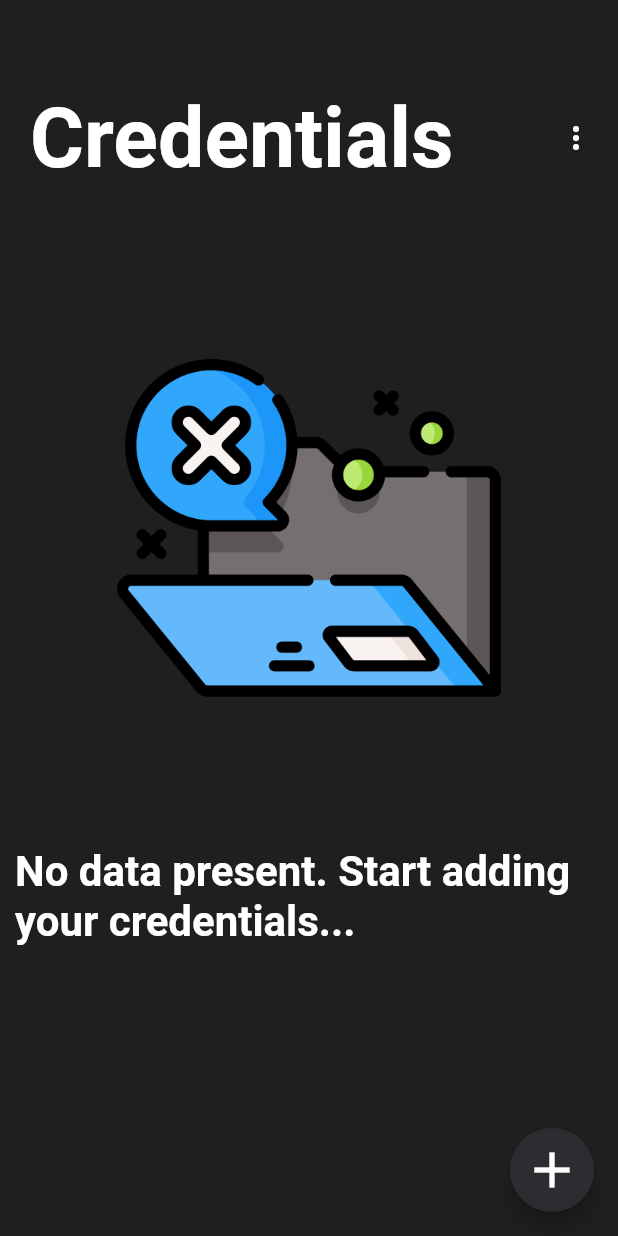
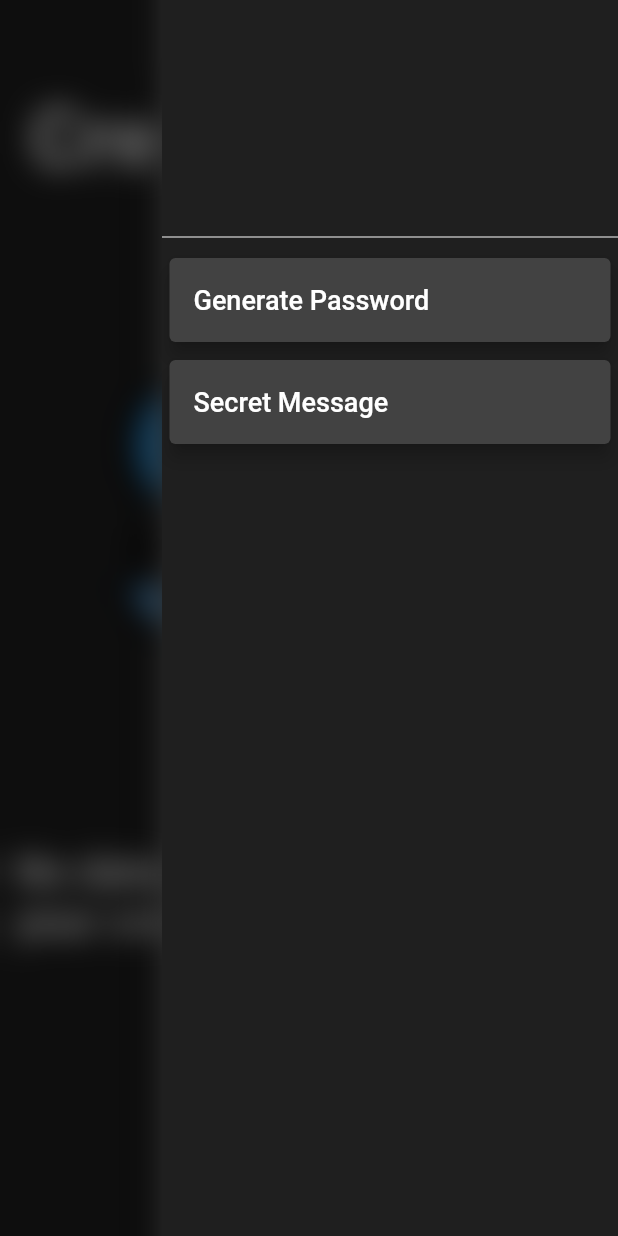
Before and after one commit to vrajbhatt27/PasswordManager_Generator, a Flutter app: the HomePage screen opened by its route, with the side drawer open (before the commit the screen has no drawer), on a phone screen of 412 x 824 dp. Run offline on Flutter 3.47's test engine with Material 2 defaults, Android fonts, the phone set to English and light mode, and no system bars; our stand-ins replace fluttertoast, hive, math_expressions; missing offline and left inert: clipboard, encrypt; accounts and stored records are empty.

Commit message:
Added drawer. Bugs removed in secMsg.
Drawer for utilities like generatePwd, secretMsg, other settings added

```diff
--- a/lib/view/HomePage.dart
+++ b/lib/view/HomePage.dart
@@ -2,13 +2,10 @@ import 'dart:ui';
 import 'package:flutter/material.dart';
 import 'package:provider/provider.dart';
 import 'package:test_app/providers/credentials.dart';
+import './widgets/drawer.dart';
 import './other/styles.dart';
-import './widgets/generatePwdCard.dart';
-import './other/customRectTween.dart';
 import './widgets/NewData.dart';
 import './widgets/ShowData.dart';
-import './other/heroDialogRoute.dart';
-import './widgets/secMsgCard.dart';
 
 class HomePage extends StatefulWidget {
   static const routeName = '/HomePage';
@@ -17,6 +14,7 @@ class HomePage extends StatefulWidget {
 }
 
 class _HomePageState extends State<HomePage> {
+  final globalKey = GlobalKey<ScaffoldState>();
   var height;
 
   // Opens ModalBottomSheet. It calls NewData. Here if it is opening for update then appId is also passed.
@@ -95,6 +93,18 @@ class _HomePageState extends State<HomePage> {
     bool noDataInFile = Provider.of<Credential>(context).data.isEmpty;
     height = MediaQuery.of(context).size.height;
     return Scaffold(
+			 key: globalKey,
+      endDrawer: Drawer(
+        //Opens the drawer for direct password access.
+        child: BackdropFilter(
+          child: MyDrawer(),
+          filter: ImageFilter.blur(
+            sigmaX: 10,
+            sigmaY: 10,
+          ),
+        ),
+        elevation: 30,
+      ),
       backgroundColor: AppColors.backgroundColor,
       body: SingleChildScrollView(
         child: Column(
@@ -111,62 +121,21 @@ class _HomePageState extends State<HomePage> {
                     child: Text(
                       'Credentials',
                       style: TextStyle(
-                          fontSize: 55,
-                          fontWeight: FontWeight.bold,
-                          color: Colors.white),
+                        fontSize: 55,
+                        fontWeight: FontWeight.bold,
+                        color: Colors.white,
+                      ),
                     ),
                   ),
                   Expanded(
-                    child: Hero(
-                      createRectTween: (begin, end) {
-                        return CustomRectTween(begin: begin, end: end);
+                    child: IconButton(
+                      icon: Icon(
+                        Icons.menu,
+                        size: 35,
+                      ),
+                      onPressed: () {
+                        globalKey.currentState.openEndDrawer();
                       },
-                      tag: 'menu',
-                      child: Material(
-                        color: AppColors.backgroundColor,
-                        child: PopupMenuButton(
-                          //Three dots menu
-                          onSelected: (choice) {
-                            if (choice == 'Generate Passwords') {
-                              print('Password Generate ');
-                              Navigator.of(context).push(
-                                // It opens the popUpcard with animation.
-                                HeroDialogRoute(
-                                  builder: (context) => Center(
-                                    child: BackdropFilter(
-                                      filter: ImageFilter.blur(
-                                          sigmaX: 10, sigmaY: 10),
-                                      child: GeneratePwdCard(),
-                                    ), //AppPopupCard(appId)
-                                  ),
-                                ),
-                              );
-                            } else if (choice == 'Encrypted Messages') {
-                              print('Encrypt Password');
-                              Navigator.of(context).push(
-                                // It opens the popUpcard with animation.
-                                HeroDialogRoute(
-                                  builder: (context) => Center(
-                                    child: BackdropFilter(
-                                      filter: ImageFilter.blur(
-                                          sigmaX: 10, sigmaY: 10),
-                                      child: SecretMsgCard(),
-                                    ), //AppPopupCard(appId)
-                                  ),
-                                ),
-                              );
-                            }
-                          },
-                          itemBuilder: (BuildContext ctx) {
-                            return ['Generate Passwords', 'Encrypted Messages']
-                                .map((choice) {
-                              return PopupMenuItem(
-                                  child: Text(choice), value: choice);
-                            }).toList();
-                          },
-                        ),
-                        // ),
-                      ),
                     ),
                   ),
                 ],
--- /dev/null
+++ b/lib/view/widgets/drawer.dart
@@ -0,0 +1,79 @@
+import 'dart:ui';
+
+import 'package:flutter/material.dart';
+import 'package:test_app/view/other/heroDialogRoute.dart';
+import 'package:test_app/view/other/styles.dart';
+import 'package:test_app/view/widgets/generatePwdCard.dart';
+import 'package:test_app/view/widgets/secMsgCard.dart';
+
+class MyDrawer extends StatelessWidget {
+	void _openGeneratePwd(BuildContext context) {
+		Navigator.of(context).push(
+      // It opens the popUpcard with animation.
+      HeroDialogRoute(
+        builder: (context) => Center(
+          child: BackdropFilter(
+            filter: ImageFilter.blur(sigmaX: 10, sigmaY: 10),
+            child: GeneratePwdCard(),
+          ), //AppPopupCard(appId)
+        ),
+      ),
+    );
+	}
+
+	void _openSecretMsg(BuildContext context){
+		Navigator.of(context).push(
+      // It opens the popUpcard with animation.
+      HeroDialogRoute(
+        builder: (context) => Center(
+          child: BackdropFilter(
+            filter: ImageFilter.blur(sigmaX: 10, sigmaY: 10),
+            child: SecretMsgCard(),
+          ), //AppPopupCard(appId)
+        ),
+      ),
+    );
+	}
+
+  @override
+  Widget build(BuildContext context) {
+    return Container(
+      color: AppColors.backgroundColor,
+      child: ListView(
+        children: [
+          SizedBox(
+            height: 150,
+          ),
+          Divider(
+            color: Colors.white,
+          ),
+          DrawerCard('Generate Password', _openGeneratePwd),
+          DrawerCard('Secret Message', _openSecretMsg),
+        ],
+      ),
+    );
+  }
+}
+
+class DrawerCard extends StatelessWidget {
+  String _title;
+  Function _action;
+  DrawerCard(this._title, this._action);
+
+  @override
+  Widget build(BuildContext context) {
+    return Card(
+      elevation: 5,
+      margin: EdgeInsets.symmetric(vertical: 6, horizontal: 5),
+      child: ListTile(
+        title: Text(
+          _title,
+          style: TextStyle(
+            fontSize: 18,
+          ),
+        ),
+        onTap: () => _action(context),
+      ),
+    );
+  }
+}
```
Also changed, not shown: lib/view/widgets/secMsgCard.dart (+23 -9 lines).
